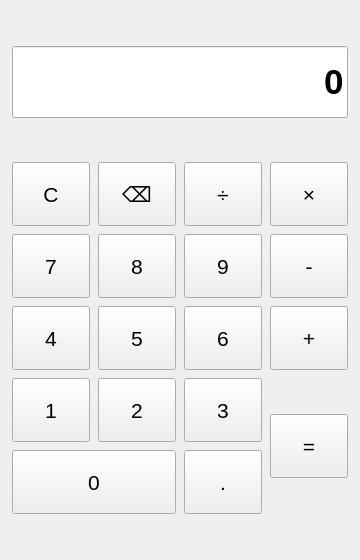
Qt form calculator.ui (jhinih/QT) before a commit.
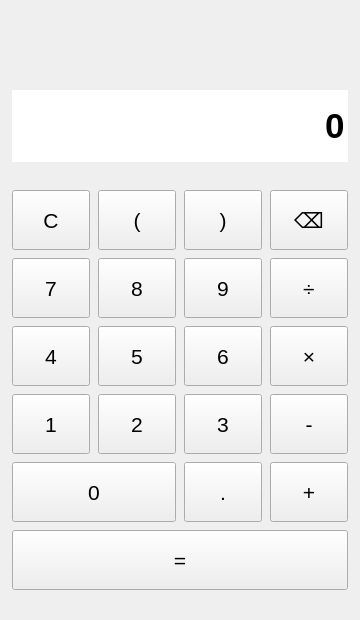
The same form after that commit.

Commit message: 新增括号()与上下双显示：改用表达式求值模型（调度场算法），支持优先级、隐式乘法、括号自动补全

What changed in the file:
```diff
--- a/calculator.ui
+++ b/calculator.ui
@@ -7,7 +7,7 @@
     <x>0</x>
     <y>0</y>
     <width>360</width>
-    <height>560</height>
+    <height>620</height>
    </rect>
   </property>
   <property name="windowTitle">
@@ -29,6 +29,33 @@
    <property name="bottomMargin">
     <number>12</number>
    </property>
+   <item>
+    <widget class="QLineEdit" name="exprDisplay">
+     <property name="minimumSize">
+      <size>
+       <width>0</width>
+       <height>32</height>
+      </size>
+     </property>
+     <property name="font">
+      <font>
+       <pointsize>12</pointsize>
+      </font>
+     </property>
+     <property name="styleSheet">
+      <string notr="true">border: none; background: transparent;</string>
+     </property>
+     <property name="alignment">
+      <set>Qt::AlignRight|Qt::AlignTrailing|Qt::AlignVCenter</set>
+     </property>
+     <property name="readOnly">
+      <bool>true</bool>
+     </property>
+     <property name="frame">
+      <bool>false</bool>
+     </property>
+    </widget>
+   </item>
    <item>
     <widget class="QLineEdit" name="display">
      <property name="minimumSize">
@@ -52,6 +79,9 @@
      <property name="readOnly">
       <bool>true</bool>
      </property>
+     <property name="frame">
+      <bool>false</bool>
+     </property>
     </widget>
    </item>
    <item>
@@ -64,7 +94,7 @@
        <property name="minimumSize">
         <size>
          <width>72</width>
-         <height>64</height>
+         <height>60</height>
         </size>
        </property>
        <property name="font">
@@ -78,11 +108,11 @@
       </widget>
      </item>
      <item row="0" column="1">
-      <widget class="QPushButton" name="btnBackspace">
+      <widget class="QPushButton" name="btnLParen">
        <property name="minimumSize">
         <size>
          <width>72</width>
-         <height>64</height>
+         <height>60</height>
         </size>
        </property>
        <property name="font">
@@ -91,16 +121,16 @@
         </font>
        </property>
        <property name="text">
-        <string>⌫</string>
+        <string>(</string>
        </property>
       </widget>
      </item>
      <item row="0" column="2">
-      <widget class="QPushButton" name="btnDiv">
+      <widget class="QPushButton" name="btnRParen">
        <property name="minimumSize">
         <size>
          <width>72</width>
-         <height>64</height>
+         <height>60</height>
         </size>
        </property>
        <property name="font">
@@ -109,16 +139,16 @@
         </font>
        </property>
        <property name="text">
-        <string>÷</string>
+        <string>)</string>
        </property>
       </widget>
      </item>
      <item row="0" column="3">
-      <widget class="QPushButton" name="btnMul">
+      <widget class="QPushButton" name="btnBackspace">
        <property name="minimumSize">
         <size>
          <width>72</width>
-         <height>64</height>
+         <height>60</height>
         </size>
        </property>
        <property name="font">
@@ -127,7 +157,7 @@
         </font>
        </property>
        <property name="text">
-        <string>×</string>
+        <string>⌫</string>
        </property>
       </widget>
      </item>
@@ -136,7 +166,7 @@
        <property name="minimumSize">
         <size>
          <width>72</width>
-         <height>64</height>
+         <height>60</height>
         </size>
        </property>
        <property name="font">
@@ -154,7 +184,7 @@
        <property name="minimumSize">
         <size>
          <width>72</width>
-         <height>64</height>
+         <height>60</height>
         </size>
        </property>
        <property name="font">
@@ -172,7 +202,7 @@
        <property name="minimumSize">
         <size>
          <width>72</width>
-         <height>64</height>
+         <height>60</height>
         </size>
        </property>
        <property name="font">
@@ -186,11 +216,11 @@
       </widget>
      </item>
      <item row="1" column="3">
-      <widget class="QPushButton" name="btnSub">
+      <widget class="QPushButton" name="btnDiv">
        <property name="minimumSize">
         <size>
          <width>72</width>
-         <height>64</height>
+         <height>60</height>
         </size>
        </property>
        <property name="font">
@@ -199,7 +229,7 @@
         </font>
        </property>
        <property name="text">
-        <string>-</string>
+        <string>÷</string>
        </property>
       </widget>
      </item>
@@ -208,7 +238,7 @@
        <property name="minimumSize">
         <size>
          <width>72</width>
-         <height>64</height>
+         <height>60</height>
         </size>
        </property>
        <property name="font">
@@ -226,7 +256,7 @@
        <property name="minimumSize">
         <size>
          <width>72</width>
-         <height>64</height>
+         <height>60</height>
         </size>
        </property>
        <property name="font">
@@ -244,7 +274,7 @@
        <property name="minimumSize">
         <size>
          <width>72</width>
-         <height>64</height>
+         <height>60</height>
         </size>
        </property>
        <property name="font">
@@ -258,11 +288,11 @@
       </widget>
      </item>
      <item row="2" column="3">
-      <widget class="QPushButton" name="btnAdd">
+      <widget class="QPushButton" name="btnMul">
        <property name="minimumSize">
         <size>
          <width>72</width>
-         <height>64</height>
+         <height>60</height>
         </size>
        </property>
        <property name="font">
@@ -271,7 +301,7 @@
         </font>
        </property>
        <property name="text">
-        <string>+</string>
+        <string>×</string>
        </property>
       </widget>
      </item>
@@ -280,7 +310,7 @@
        <property name="minimumSize">
         <size>
          <width>72</width>
-         <height>64</height>
+         <height>60</height>
         </size>
        </property>
        <property name="font">
@@ -298,7 +328,7 @@
        <property name="minimumSize">
         <size>
          <width>72</width>
-         <height>64</height>
+         <height>60</height>
         </size>
        </property>
        <property name="font">
@@ -316,7 +346,7 @@
        <property name="minimumSize">
         <size>
          <width>72</width>
-         <height>64</height>
+         <height>60</height>
         </size>
        </property>
        <property name="font">
@@ -329,12 +359,12 @@
        </property>
       </widget>
      </item>
-     <item row="3" column="3" rowspan="2">
-      <widget class="QPushButton" name="btnEqual">
+     <item row="3" column="3">
+      <widget class="QPushButton" name="btnSub">
        <property name="minimumSize">
         <size>
          <width>72</width>
-         <height>64</height>
+         <height>60</height>
         </size>
        </property>
        <property name="font">
@@ -343,7 +373,7 @@
         </font>
        </property>
        <property name="text">
-        <string>=</string>
+        <string>-</string>
        </property>
       </widget>
      </item>
@@ -352,7 +382,7 @@
        <property name="minimumSize">
         <size>
          <width>72</width>
-         <height>64</height>
+         <height>60</height>
         </size>
        </property>
        <property name="font">
@@ -370,7 +400,7 @@
        <property name="minimumSize">
         <size>
          <width>72</width>
-         <height>64</height>
+         <height>60</height>
         </size>
        </property>
        <property name="font">
@@ -383,6 +413,42 @@
        </property>
       </widget>
      </item>
+     <item row="4" column="3">
+      <widget class="QPushButton" name="btnAdd">
+       <property name="minimumSize">
+        <size>
+         <width>72</width>
+         <height>60</height>
+        </size>
+       </property>
+       <property name="font">
+        <font>
+         <pointsize>16</pointsize>
+        </font>
+       </property>
+       <property name="text">
+        <string>+</string>
+       </property>
+      </widget>
+     </item>
+     <item row="5" column="0" colspan="4">
+      <widget class="QPushButton" name="btnEqual">
+       <property name="minimumSize">
+        <size>
+         <width>72</width>
+         <height>60</height>
+        </size>
+       </property>
+       <property name="font">
+        <font>
+         <pointsize>16</pointsize>
+        </font>
+       </property>
+       <property name="text">
+        <string>=</string>
+       </property>
+      </widget>
+     </item>
     </layout>
    </item>
   </layout>
```
The commit also changes 2 other files.
